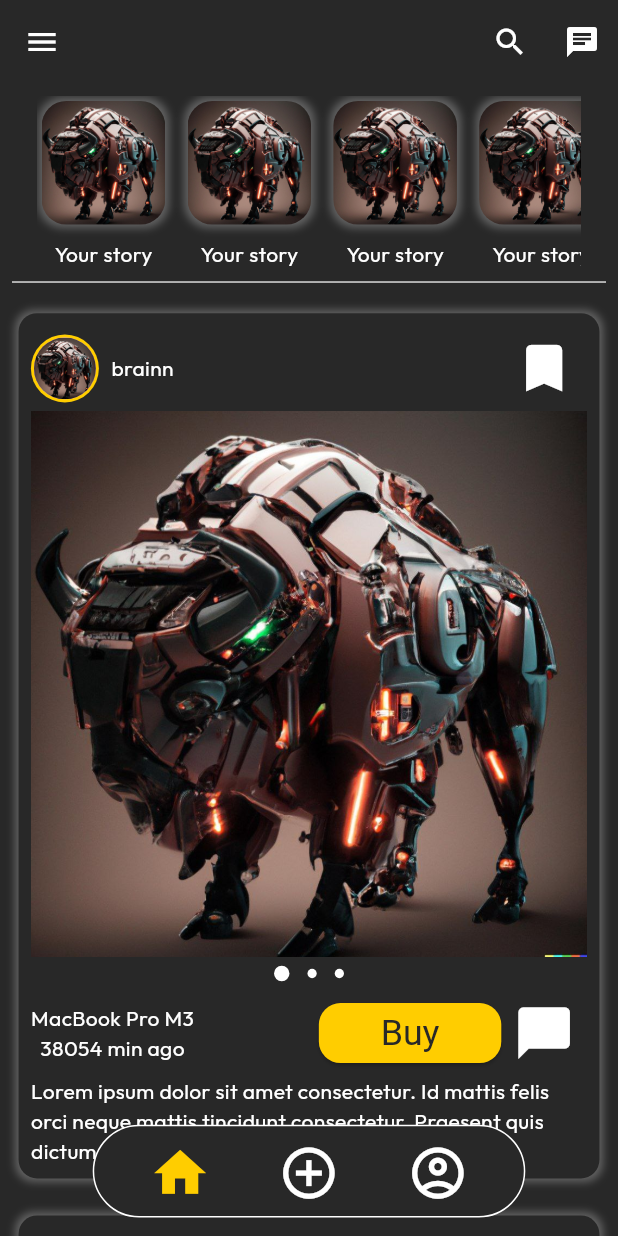
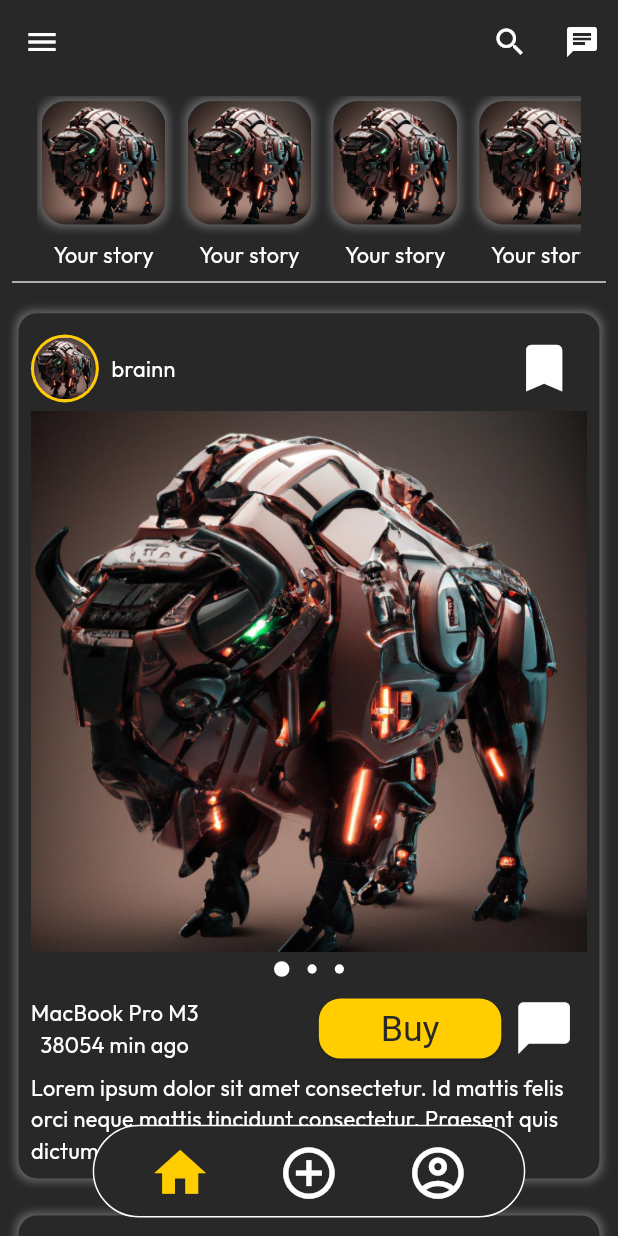
Before and after one commit to YaredMekonnen/Hawk-Market, a Flutter app: the screen it shows after launch, on a phone screen of 412 x 824 dp. Run offline on Flutter 3.47's test engine with Material 3 defaults, Android fonts, the phone set to English and light mode, and no system bars; drawn by our look-alikes of dots_indicator; our stand-ins replace bloc, go_router, google_fonts, responsive_sizer.

Commit message:
fix: reconfigured some them data

```diff
--- a/hawk_app/lib/theme/theme.dart
+++ b/hawk_app/lib/theme/theme.dart
@@ -28,53 +28,53 @@ class ThemeClass {
     textTheme: TextTheme(
         displayLarge: GoogleFonts.getFont(
             'Outfit',
-            fontSize: 20,
+            fontSize: 5.w,
             fontWeight: FontWeight.bold,
             color: secondaryColor
         ),
         displayMedium: GoogleFonts.getFont(
             'Outfit',
-            fontSize: 18,
+            fontSize: 4.5.w,
             fontWeight: FontWeight.bold,
             color: secondaryColor
         ),
         displaySmall: GoogleFonts.getFont(
             'Outfit',
-            fontSize: 16,
+            fontSize: 4.w,
             fontWeight: FontWeight.bold,
             color: secondaryColor
         ),
         titleLarge: GoogleFonts.getFont(
             'Outfit',
-            fontSize: 18,
+            fontSize: 7.w,
             fontWeight: FontWeight.bold,
             color: secondaryColor
         ),
         titleMedium: GoogleFonts.getFont(
             'Outfit',
-            fontSize: 14,
+            fontSize: 3.5.w,
             fontWeight: FontWeight.bold,
             color: secondaryColor
         ),
         titleSmall: GoogleFonts.getFont(
             'Outfit',
-            fontSize: 12,
+            fontSize: 3.w,
             fontWeight: FontWeight.bold,
             color: secondaryColor
         ),
         bodyLarge:GoogleFonts.getFont(
             'Outfit',
-            fontSize: 16,
+            fontSize: 7.w,
             color: secondaryColor
         ),
         bodyMedium: GoogleFonts.getFont(
             'Outfit',
-            fontSize: 14,
+            fontSize: 3.5.w,
             color: secondaryColor
         ),
         bodySmall: GoogleFonts.getFont(
           'Outfit',
-          fontSize: 12,
+          fontSize: 3.w,
           color: secondaryColor.withOpacity(0.4)
         ),
 
```
